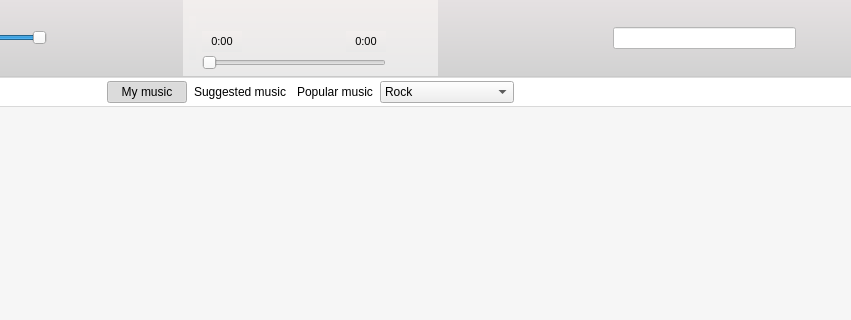
Amixp/flow, file playerwidget.ui: the form before one commit; both pictures show x 230 to 1081 and y 0 to 320 of the 1081 by 648 pixel window.
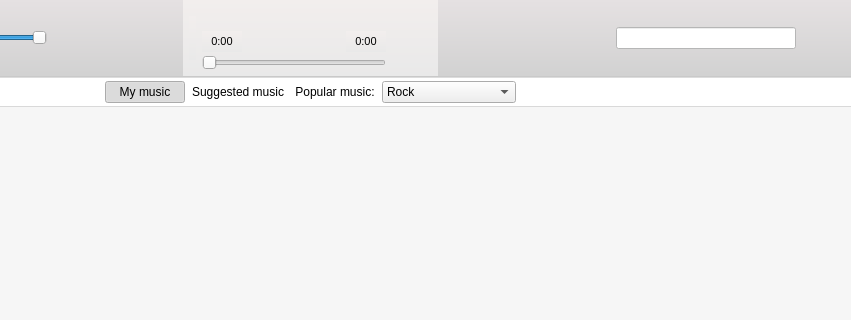
The form after the commit. Icons and pictures are not drawn. Custom widgets are drawn as their Qt base class.

Commit message: Added ":" to "Popular music" button

The edit to the form file:
```diff
--- a/playerwidget.ui
+++ b/playerwidget.ui
@@ -461,7 +461,7 @@
          <widget class="QLineEdit" name="searchEdit">
           <property name="minimumSize">
            <size>
-            <width>183</width>
+            <width>180</width>
             <height>0</height>
            </size>
           </property>
@@ -580,7 +580,7 @@
       <item>
        <widget class="QPushButton" name="popularButton">
         <property name="text">
-         <string>Popular music</string>
+         <string>Popular music:</string>
         </property>
         <property name="checkable">
          <bool>true</bool>
```
